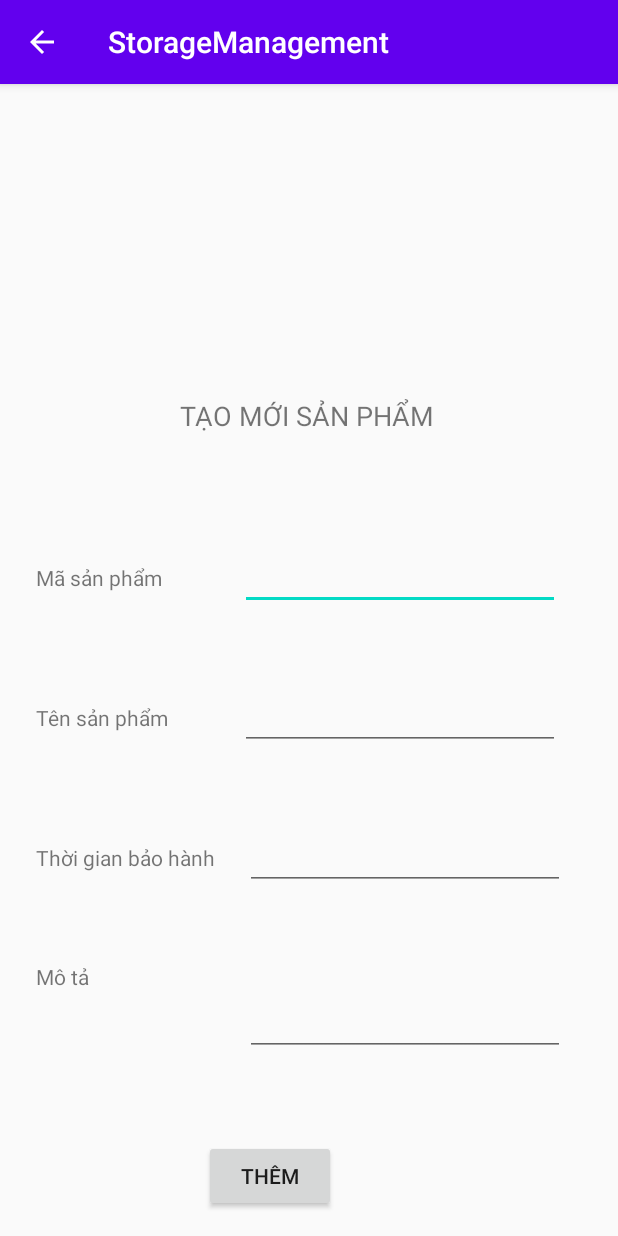
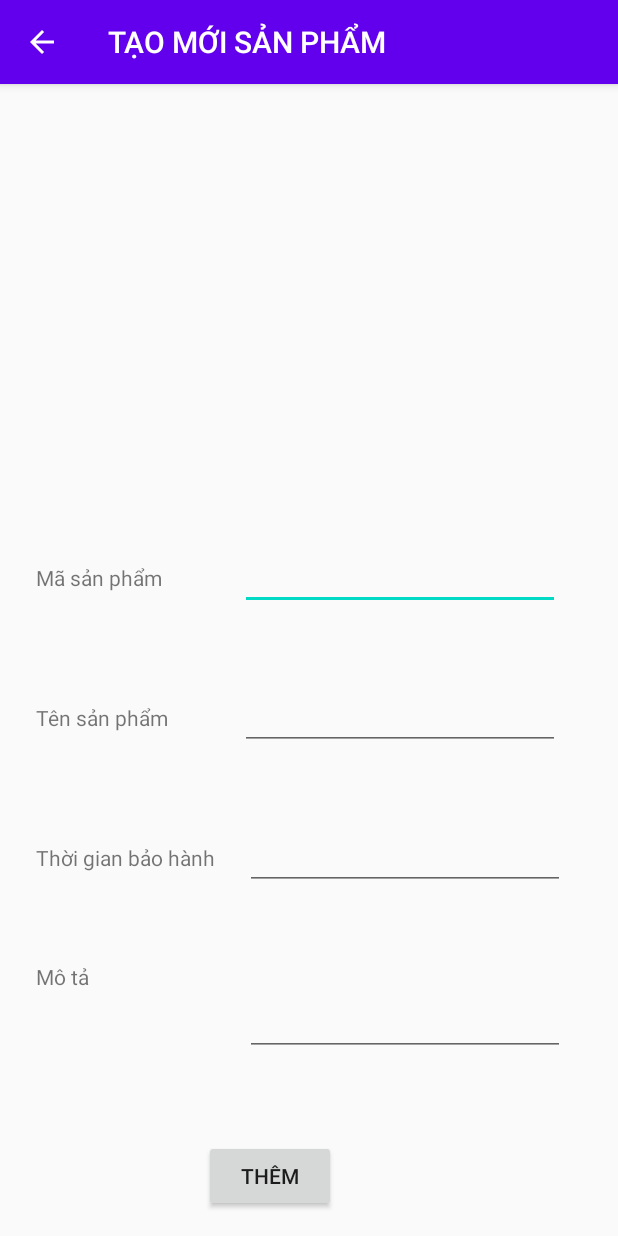
Before and after one commit to quan200699/Android_StorageManagement, an Android app: the AddProductActivity screen opened directly, with no data from a screen before it, on a phone screen of 412 x 824 dp. Run offline under Robolectric (Android 15) with nearby library versions, the phone set to English and light mode, and no system bars.

Commit message:
change layout

```diff
--- a/app/src/main/res/layout/activity_add_product.xml
+++ b/app/src/main/res/layout/activity_add_product.xml
@@ -72,18 +72,6 @@
         tools:ignore="RtlHardcoded" />
 
     <TextView
-        android:id="@+id/textView"
-        android:layout_width="wrap_content"
-        android:layout_height="wrap_content"
-        android:layout_marginBottom="72dp"
-        android:text="@string/create_product"
-        android:textSize="18sp"
-        app:layout_constraintBottom_toTopOf="@+id/editTextProductId"
-        app:layout_constraintEnd_toEndOf="parent"
-        app:layout_constraintHorizontal_bias="0.497"
-        app:layout_constraintStart_toStartOf="parent" />
-
-    <TextView
         android:id="@+id/textView3"
         android:layout_width="wrap_content"
         android:layout_height="wrap_content"
```
Also changed, not shown: app/src/main/AndroidManifest.xml (+10 -5 lines), app/src/main/res/layout/activity_product.xml (+6 -17 lines), app/src/main/res/layout/activity_product_detail.xml (+0 -12 lines).
